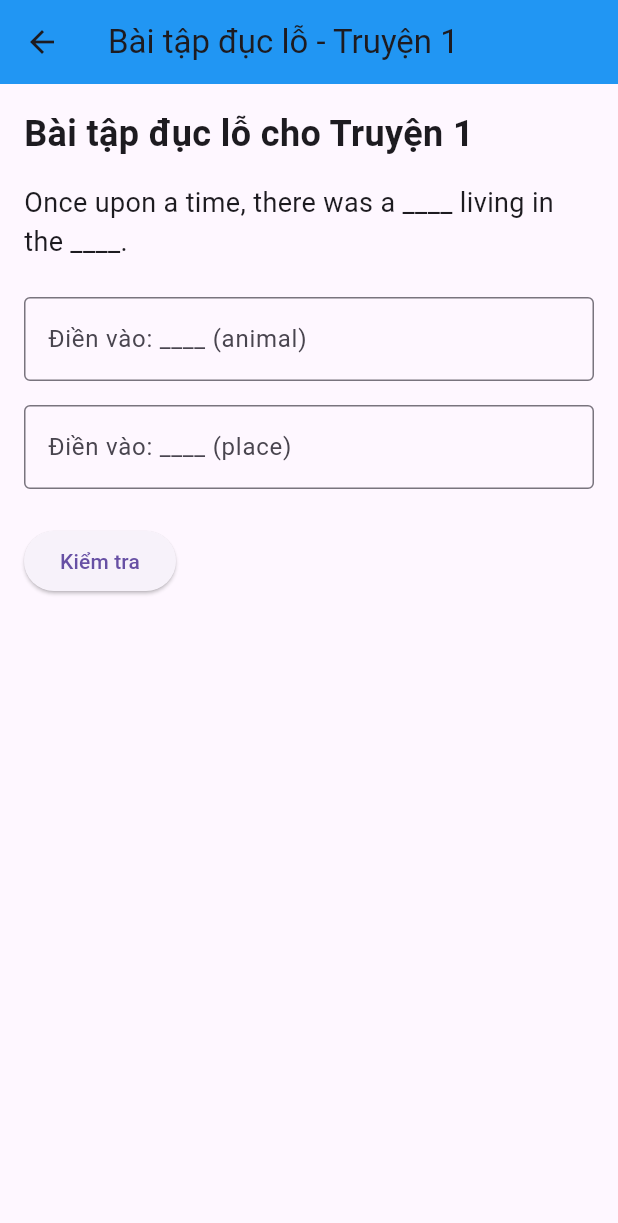
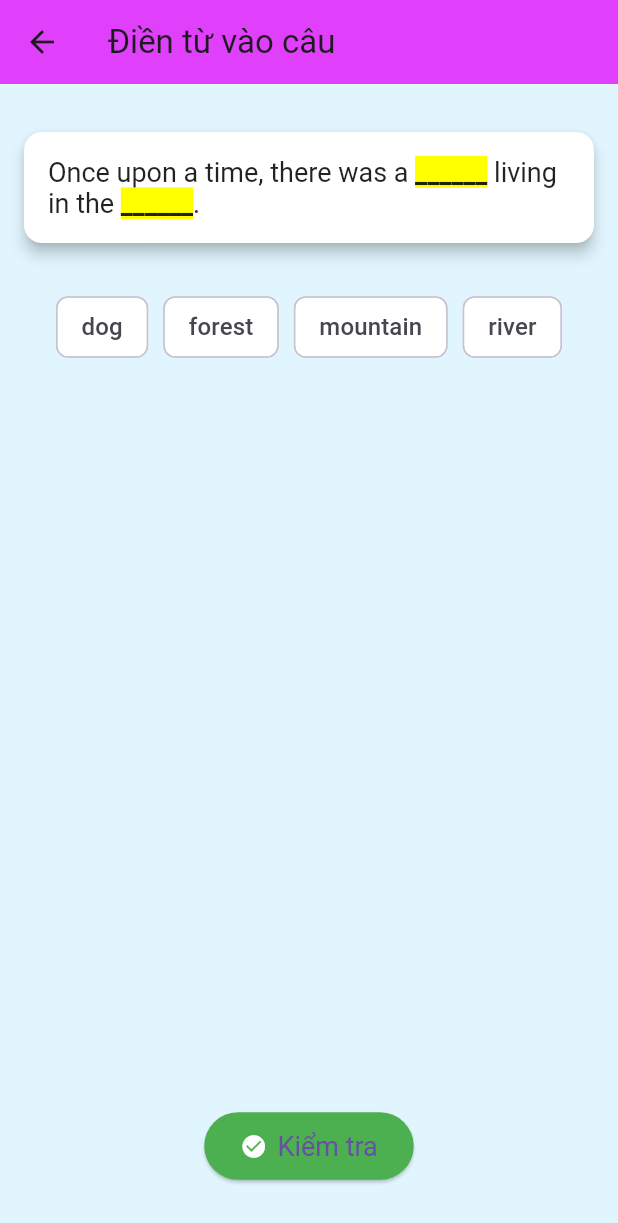
Before and after one commit to phamthanhtung35NB/EnglishMasterUET, a Flutter app: the Exercises screen opened directly, after a tap on "Phần 3: Kho truyện", on a phone screen of 412 x 824 dp. Shown: the top 1223 px of the screen. Run offline on Flutter 3.47's test engine with Material 3 defaults, Android fonts, the light colour scheme and no system bars; our stand-ins replace audioplayers, convex_bottom_bar, firebase_auth, firebase_core, flip_card, flutter_svg and 4 more; missing offline and left inert: translator; accounts and stored records are empty; generated files the repository leaves out were written again; network calls fail.

Commit message:
them bai tập

```diff
--- a/app/lib/screen/excercise/exercises.dart
+++ b/app/lib/screen/excercise/exercises.dart
@@ -48,16 +48,10 @@ class Exercises extends StatelessWidget {
                       Navigator.push(
                         context,
                         MaterialPageRoute(
-                          builder: (context) => StoryCollectionScreen(storyId: 0), // Gọi màn hình StoryCollectionScreen với storyId
+                          builder: (context) => WordFillGameScreen(), // Loại bỏ tham số storyId
                         ),
                       );
                     },
-                  ),
-                  _buildProgressCard(
-                    title: 'Phần 4: Phát âm',
-                    progress: 92,
-                    isCompleted: false,
-                    icon: Icons.mic,
                   ),
                 ],
               ),
--- a/app/lib/screen/excercise/story_collection_creen.dart
+++ b/app/lib/screen/excercise/story_collection_creen.dart
@@ -1,161 +1,137 @@
 import 'package:flutter/material.dart';
 
-class StoryCollectionScreen extends StatefulWidget {
-  final int storyId;
-  const StoryCollectionScreen({super.key, required this.storyId});
-
+class WordFillGameScreen extends StatefulWidget {
   @override
-  _StoryCollectionScreenState createState() => _StoryCollectionScreenState();
+  _WordFillGameScreenState createState() => _WordFillGameScreenState();
 }
 
-class _StoryCollectionScreenState extends State<StoryCollectionScreen> {
-  final _controllers = <String, TextEditingController>{};
-  int _correctAnswers = 0;
-  String _feedback = '';
+class _WordFillGameScreenState extends State<WordFillGameScreen> {
+  final List<String> wordsToChoose = ["dog", "forest", "mountain", "river"];
+  final List<String> correctAnswer = ["dog", "forest"];
+  final List<String> selectedWords = [];
 
-  final List<Map<String, dynamic>> _storyExercises = [
-    {
-      'story': 'Once upon a time, there was a ____ (animal) living in the ____ (place).',
-      'answers': ['dog', 'forest'],
-      'placeholders': ['____ (animal)', '____ (place)'],
-    },
-    {
-      'story': 'The ____ (time) was cold and the ____ (animal) was searching for food.',
-      'answers': ['winter', 'fox'],
-      'placeholders': ['____ (time)', '____ (animal)'],
-    },
-    {
-      'story': 'She walked through the ____ (place) and saw a ____ (object) on the ground.',
-      'answers': ['forest', 'rock'],
-      'placeholders': ['____ (place)', '____ (object)'],
-    },
-  ];
+  void checkAnswer() {
+    bool isCorrect = selectedWords.length == correctAnswer.length &&
+        selectedWords.every((word) => correctAnswer.contains(word));
 
-  @override
-  void initState() {
-    super.initState();
-    for (var i = 0; i < _storyExercises[widget.storyId]['placeholders'].length; i++) {
-      _controllers[_storyExercises[widget.storyId]['placeholders'][i]] = TextEditingController();
+    if (isCorrect) {
+      // Hiệu ứng hoàn thành
+      showDialog(
+        context: context,
+        builder: (_) => AlertDialog(
+          title: Image.asset('assets/images/success.png'), // Sử dụng hình ảnh thay vì Lottie
+          content: const Text('🎉 Chúc mừng! Bạn đã trả lời chính xác!'),
+          actions: [
+            TextButton(
+              onPressed: () => Navigator.pop(context),
+              child: const Text('Tiếp tục'),
+            ),
+          ],
+        ),
+      );
+    } else {
+      ScaffoldMessenger.of(context).showSnackBar(
+        const SnackBar(
+          content: Text('❌ Sai rồi, hãy thử lại!'),
+          backgroundColor: Colors.red,
+        ),
+      );
     }
   }
 
   @override
-  void dispose() {
-    _controllers.forEach((_, controller) {
-      controller.dispose();
-    });
-    super.dispose();
-  }
-
-  void _checkAnswers() {
-    final answers = _storyExercises[widget.storyId]['answers'] as List<String>;
-    int correctCount = 0;
-    String feedbackText = '';
-
-    _controllers.forEach((placeholder, controller) {
-      final userInput = controller.text.trim().toLowerCase();
-      final answer = answers[_controllers.keys.toList().indexOf(placeholder)].toLowerCase();
-
-      if (userInput == answer) {
-        correctCount++;
-      }
-    });
-
-    if (correctCount == answers.length) {
-      feedbackText = 'Chúc mừng bạn! Câu trả lời đúng!';
-    } else {
-      feedbackText = 'Có $correctCount/ ${answers.length} câu trả lời đúng. Hãy thử lại!';
-    }
-
-    setState(() {
-      _correctAnswers = correctCount;
-      _feedback = feedbackText;
-    });
-  }
-
-  void _retryExercise() {
-    _controllers.forEach((_, controller) {
-      controller.clear();
-    });
-    setState(() {
-      _correctAnswers = 0;
-      _feedback = '';
-    });
-  }
-
-  @override
   Widget build(BuildContext context) {
-    final story = _storyExercises[widget.storyId];
-
     return Scaffold(
+      backgroundColor: Colors.lightBlue[50],
       appBar: AppBar(
-        title: Text('Bài tập đục lỗ - Truyện ${widget.storyId + 1}'),
-        backgroundColor: Colors.blue,
+        title: const Text('Điền từ vào câu'),
+        backgroundColor: Colors.purpleAccent,
+        elevation: 0,
       ),
-      body: Padding(
-        padding: const EdgeInsets.all(16.0),
-        child: Column(
-          crossAxisAlignment: CrossAxisAlignment.start,
+      body: Column(
+        crossAxisAlignment: CrossAxisAlignment.center,
         children: [
-            Text(
-              'Bài tập đục lỗ cho Truyện ${widget.storyId + 1}',
-              style: const TextStyle(fontSize: 24, fontWeight: FontWeight.bold),
+          const SizedBox(height: 16),
+          // Câu chuyện
+          Card(
+            margin: const EdgeInsets.all(16),
+            color: Colors.white,
+            elevation: 4,
+            shape: RoundedRectangleBorder(
+              borderRadius: BorderRadius.circular(12),
             ),
-            const SizedBox(height: 16),
-            _buildStoryText(story),
-            const SizedBox(height: 16),
-            _buildHoleFillingTextFields(story),
-            const SizedBox(height: 16),
-            ElevatedButton(
-              onPressed: _checkAnswers,
-              child: const Text('Kiểm tra'),
+            child: Padding(
+              padding: const EdgeInsets.all(16),
+              child: RichText(
+                text: const TextSpan(
+                  style: TextStyle(fontSize: 18, color: Colors.black87),
+                  children: [
+                    TextSpan(text: 'Once upon a time, there was a '),
+                    TextSpan(
+                      text: '______',
+                      style: TextStyle(
+                          backgroundColor: Colors.yellowAccent,
+                          fontWeight: FontWeight.bold),
                     ),
-            const SizedBox(height: 16),
-            Text(
-              _feedback,
+                    TextSpan(text: ' living in the '),
+                    TextSpan(
+                      text: '______',
                       style: TextStyle(
-                fontSize: 18,
-                fontWeight: FontWeight.bold,
-                color: _feedback.contains('Chúc mừng') ? Colors.green : Colors.red,
+                          backgroundColor: Colors.yellowAccent,
+                          fontWeight: FontWeight.bold),
+                    ),
+                    TextSpan(text: '.'),
+                  ],
+                ),
+              ),
             ),
           ),
           const SizedBox(height: 16),
-            if (_correctAnswers == story['answers'].length)
-              ElevatedButton(
-                onPressed: _retryExercise,
-                child: const Text('Chơi lại'),
+
+          // Các từ cần chọn
+          Wrap(
+            spacing: 10,
+            runSpacing: 10,
+            children: wordsToChoose.map((word) {
+              return ChoiceChip(
+                label: Text(
+                  word,
+                  style: const TextStyle(fontSize: 16),
                 ),
+                selected: selectedWords.contains(word),
+                onSelected: (selected) {
+                  setState(() {
+                    if (selected) {
+                      selectedWords.add(word);
+                    } else {
+                      selectedWords.remove(word);
+                    }
+                  });
+                },
+                selectedColor: Colors.greenAccent,
+                backgroundColor: Colors.white,
+                elevation: 2,
+              );
+            }).toList(),
+          ),
+
+          const Spacer(),
+
+          // Nút kiểm tra
+          ElevatedButton.icon(
+            onPressed: checkAnswer,
+            icon: const Icon(Icons.check_circle, color: Colors.white),
+            label: const Text('Kiểm tra'),
+            style: ElevatedButton.styleFrom(
+              backgroundColor: Colors.green,
+              padding:
+              const EdgeInsets.symmetric(vertical: 12, horizontal: 24),
+              textStyle: const TextStyle(fontSize: 18),
+            ),
+          ),
+          const SizedBox(height: 36),
         ],
-        ),
       ),
     );
   }
-
-  Widget _buildStoryText(Map<String, dynamic> story) {
-    String storyText = story['story'];
-    for (var placeholder in story['placeholders']) {
-      storyText = storyText.replaceFirst(placeholder, '____');
 }
-    return Text(
-      storyText,
-      style: const TextStyle(fontSize: 18),
-    );
-  }
-
-  Widget _buildHoleFillingTextFields(Map<String, dynamic> story) {
-    return Column(
-      children: story['placeholders'].map<Widget>((placeholder) {
-        return Padding(
-          padding: const EdgeInsets.symmetric(vertical: 8.0),
-          child: TextField(
-            controller: _controllers[placeholder],
-            decoration: InputDecoration(
-              labelText: 'Điền vào: $placeholder',
-              border: OutlineInputBorder(),
-            ),
-          ),
-        );
-      }).toList(),
-    );
-  }
-}
```
Also changed, not shown: app/lib/data/stories.dart (added, +44 -0 lines). Lines whose indentation alone changed are shown as unchanged.
